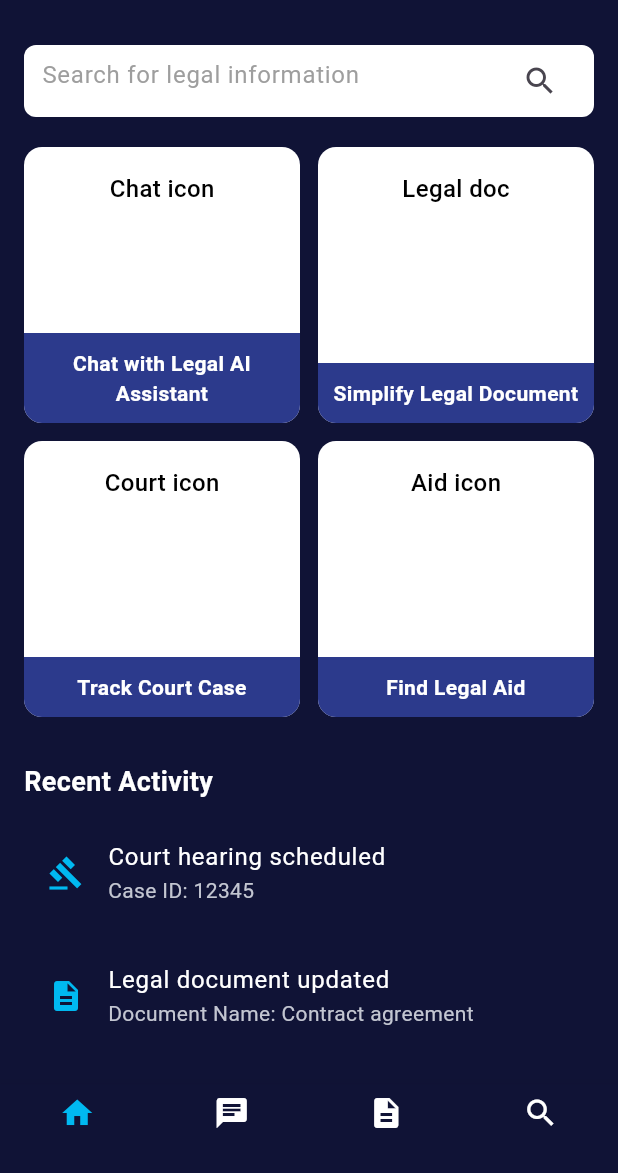
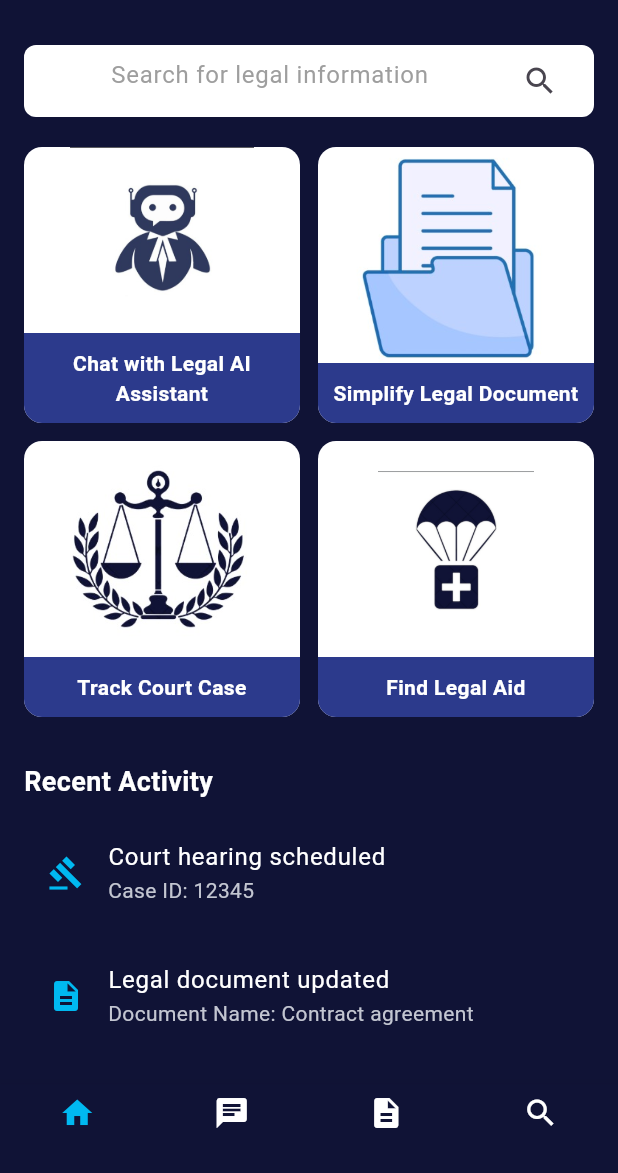
Before and after one commit to priyanshuraj27/NyayaPath, a Flutter app: the HomeScreen screen opened directly, on a phone screen of 412 x 824 dp, the part 63-1236 px from its top. Run offline on Flutter 3.47's test engine with Material 3 defaults, Android fonts, the light colour scheme and no system bars; our stand-ins replace dio, flutter_dotenv, flutter_gemini, flutter_markdown, geolocator, image_picker and 5 more; missing offline and left inert: country_list_pick, mesh_gradient; network calls fail.

Commit message:
feat: Add new images for legal aid features and update asset paths

```diff
--- a/frontend/lib/auth/login.dart
+++ b/frontend/lib/auth/login.dart
@@ -27,7 +27,7 @@ class _LoginScreenState extends State<LoginScreen> {
 
     // ✅ Check hardcoded credentials
     if (username == 'priyanshutest' && password == '123456') {
-      print("credentials matched. Redirecting to HomeScreen.");
+      // print("credentials matched. Redirecting to HomeScreen.");
       Navigator.pushReplacement(
         context,
         MaterialPageRoute(builder: (context) => const HomeScreen()),
--- a/frontend/lib/components/home_screen.dart
+++ b/frontend/lib/components/home_screen.dart
@@ -22,8 +22,7 @@ class _HomeScreenState extends State<HomeScreen> {
         context,
         MaterialPageRoute(builder: (_) => ResourceHomePage()),
       );
-    }
-    else {
+    } else {
       setState(() {
         _selectedIndex = index;
       });
@@ -67,14 +66,16 @@ class _HomeScreenState extends State<HomeScreen> {
                 child: Column(
                   crossAxisAlignment: CrossAxisAlignment.start,
                   children: [
-                    // Search Bar
+                    // Full-width Search Bar with centered text
                     Container(
+                      width: double.infinity,
                       padding: const EdgeInsets.symmetric(horizontal: 12),
                       decoration: BoxDecoration(
                         color: Colors.white,
                         borderRadius: BorderRadius.circular(8),
                       ),
                       child: TextField(
+                        textAlign: TextAlign.center,
                         decoration: InputDecoration(
                           hintText: 'Search for legal information',
                           hintStyle: const TextStyle(color: Colors.grey),
@@ -88,7 +89,7 @@ class _HomeScreenState extends State<HomeScreen> {
                     ),
                     const SizedBox(height: 20),
 
-                    // Grid Menu with Navigation
+                    // Grid Menu with Individual Images
                     GridView.count(
                       shrinkWrap: true,
                       physics: const NeverScrollableScrollPhysics(),
@@ -99,27 +100,30 @@ class _HomeScreenState extends State<HomeScreen> {
                       children: [
                         _buildGridItem(
                           context,
-                          iconText: 'Chat icon',
+                          imagePath: 'assets/images/chat_assistanticon.jpeg',
                           label: 'Chat with Legal AI Assistant',
                           destination: App(),
                         ),
                         _buildGridItem(
                           context,
-                          iconText: 'Legal doc',
+                          imagePath:
+                              'assets/images/simplyfylegaldocumenticon.jpeg',
                           label: 'Simplify Legal Document',
                           destination: LoginScreen(),
                         ),
                         _buildGridItem(
                           context,
-                          iconText: 'Court icon',
+                          imagePath: 'assets/images/trackcaseicon.jpg',
                           label: 'Track Court Case',
                           destination: TrackCourtCasesScreen(),
+                          padding: const EdgeInsets.all(12.0), // 1 point smaller
                         ),
                         _buildGridItem(
                           context,
-                          iconText: 'Aid icon',
+                          imagePath: 'assets/images/findLegalAidIcon.jpg',
                           label: 'Find Legal Aid',
                           destination: LegalAidScreen(),
+                          padding: const EdgeInsets.all(20.0), // 2 points smaller
                         ),
                       ],
                     ),
@@ -173,12 +177,13 @@ class _HomeScreenState extends State<HomeScreen> {
     );
   }
 
-  // Grid Item
+  // Grid Item with image and optional padding
   Widget _buildGridItem(
     BuildContext context, {
-    required String iconText,
+    required String imagePath,
     required String label,
     required Widget destination,
+    EdgeInsets padding = EdgeInsets.zero,
   }) {
     return GestureDetector(
       onTap: () {
@@ -190,21 +195,27 @@ class _HomeScreenState extends State<HomeScreen> {
           borderRadius: BorderRadius.circular(12),
         ),
         child: Column(
-          mainAxisAlignment: MainAxisAlignment.spaceBetween,
+          crossAxisAlignment: CrossAxisAlignment.stretch,
           children: [
-            Padding(
-              padding: const EdgeInsets.only(top: 16.0),
-              child: Text(
-                iconText,
-                style: const TextStyle(
-                  color: Colors.black,
-                  fontSize: 16,
-                  fontWeight: FontWeight.w500,
+            // Image Section
+            Expanded(
+              flex: 3,
+              child: ClipRRect(
+                borderRadius: const BorderRadius.vertical(
+                  top: Radius.circular(12),
+                ),
+                child: Padding(
+                  padding: padding,
+                  child: Image.asset(
+                    imagePath,
+                    fit: BoxFit.contain,
+                    width: double.infinity,
+                  ),
                 ),
               ),
             ),
+            // Label Section
             Container(
-              width: double.infinity,
               decoration: const BoxDecoration(
                 color: Color(0xFF2C3A8C),
                 borderRadius: BorderRadius.vertical(
--- a/frontend/pubspec.yaml
+++ b/frontend/pubspec.yaml
@@ -80,9 +80,9 @@ flutter:
   # To add assets to your application, add an assets section, like this:
   assets:
       - assets/videos/splash.mp4
-      - assets/images/knowyourrights.jpg
-      - assets/images/lawyer_placeholder.jpg
+      - assets/images/
       - assets/states/
+      - assets/lottie/
       - .env
   #   - images/a_dot_ham.jpeg
 
```
Also changed, not shown: frontend/lib/AIresponse/screens/app.dart (+21 -3 lines), frontend/lib/components/splash.dart (+9 -35 lines), frontend/lib/components/welcome.dart (+94 -77 lines), frontend/assets/images/FindLegalAid.jpeg (added), frontend/assets/images/TrackYourCase.jpeg (added), frontend/assets/images/UnderstandYourRights.jpeg (added), frontend/assets/images/chat_assistanticon.jpeg (added), frontend/assets/images/findLegalAidIcon.jpg (added), frontend/assets/images/logo.png (added), frontend/assets/images/simplyfylegaldocumenticon.jpeg (added), frontend/assets/images/trackcaseicon.jpg (added), frontend/lib/simplifyLegal/mlchat.dart (added).
